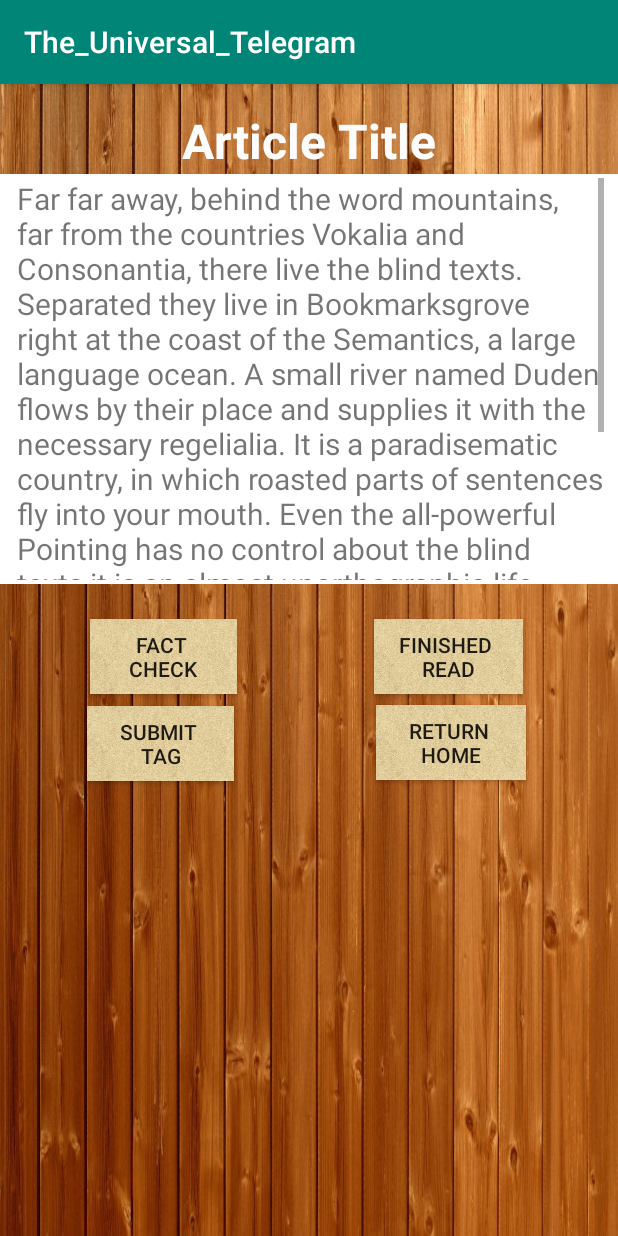
After one commit to lit-luscious-lion-luchadors/The-Universal-Telegram, an Android app: the SecondActivity screen opened directly, with no data from a screen before it, on a phone screen of 412 x 824 dp. The commit adds this screen. Run offline under Robolectric (Android 15) with nearby library versions, the phone set to English and light mode, and no system bars.

Commit message:
Article Page(second_activity) UI Complete  and MainActivity and SecondActivity Linked Via Buttons  - Korey Mansell

```diff
--- a/app/src/main/AndroidManifest.xml
+++ b/app/src/main/AndroidManifest.xml
@@ -16,6 +16,8 @@
                 <category android:name="android.intent.category.LAUNCHER" />
             </intent-filter>
         </activity>
+        <activity android:name=".SecondActivity">
+        </activity>
     </application>
 
 </manifest>
--- a/app/src/main/java/com/example/the_universal_telegram/MainActivity.java
+++ b/app/src/main/java/com/example/the_universal_telegram/MainActivity.java
@@ -1,13 +1,26 @@
 package com.example.the_universal_telegram;
 
+import android.content.Intent;
 import android.support.v7.app.AppCompatActivity;
 import android.os.Bundle;
+import android.view.View;
+import android.widget.Button;
 
 public class MainActivity extends AppCompatActivity {
+
+    Button articlePageButton;
 
     @Override
     protected void onCreate(Bundle savedInstanceState) {
         super.onCreate (savedInstanceState);
         setContentView (R.layout.activity_main);
+
+        articlePageButton  = (Button) findViewById(R.id.articlePageButton);
+
+        articlePageButton.setOnClickListener(new View.OnClickListener(){
+            public void onClick(View v){
+                startActivity(new Intent(MainActivity.this, SecondActivity.class));
+            }
+        });
     }
 }
--- /dev/null
+++ b/app/src/main/java/com/example/the_universal_telegram/SecondActivity.java
@@ -0,0 +1,31 @@
+package com.example.the_universal_telegram;
+
+import android.content.Intent;
+import android.graphics.drawable.Drawable;
+import android.os.Bundle;
+import android.support.v7.app.AppCompatActivity;
+import android.view.View;
+import android.widget.Button;
+import android.widget.ImageButton;
+import android.widget.ImageView;
+import android.widget.Toast;
+
+public class SecondActivity extends AppCompatActivity{
+
+    Button homeButton;
+
+    @Override
+    protected void onCreate(Bundle savedInstanceState) {
+        super.onCreate(savedInstanceState);
+        setContentView(R.layout.activity_second);
+
+        homeButton  = (Button) findViewById(R.id.home);
+
+        homeButton.setOnClickListener(new View.OnClickListener(){
+            public void onClick(View v){
+                startActivity(new Intent(SecondActivity.this, MainActivity.class));
+            }
+        });
+    }
+
+}
--- /dev/null
+++ b/app/src/main/res/layout-land/activity_second.xml
@@ -0,0 +1,100 @@
+<?xml version="1.0" encoding="utf-8"?>
+<RelativeLayout xmlns:android="http://schemas.android.com/apk/res/android"
+    xmlns:tools="http://schemas.android.com/tools"
+    android:layout_width="match_parent"
+    android:layout_height="match_parent"
+    tools:context=".SecondActivity"
+    android:background="@drawable/woodbackground">
+
+    <View
+        android:id="@+id/separator"
+        android:layout_width="691dp"
+        android:layout_height="155dp"
+        android:layout_marginTop="60dp"
+        android:background="@android:color/white"
+        android:visibility="visible" />
+
+    <TextView
+        android:id="@+id/title"
+        android:layout_width="match_parent"
+        android:layout_height="wrap_content"
+        android:layout_alignParentStart="true"
+        android:layout_alignParentTop="true"
+        android:layout_alignParentEnd="true"
+        android:layout_marginStart="0dp"
+        android:layout_marginTop="16dp"
+        android:layout_marginEnd="0dp"
+        android:layout_marginRight="3dp"
+        android:layout_marginLeft="3dp"
+        android:text="@string/article_title"
+        android:textStyle="bold"
+        android:textColor="#fcfcfc"
+        android:textSize="32sp"
+        android:gravity="center" />
+
+    <ScrollView
+        android:layout_width="wrap_content"
+        android:layout_height="150dp"
+        android:layout_below="@+id/title"
+        android:layout_alignParentStart="true"
+        android:layout_alignParentEnd="true"
+        android:layout_marginStart="11dp"
+        android:layout_marginTop="3dp"
+        android:layout_marginEnd="9dp">
+
+        <TextView
+            android:id="@+id/bodyText"
+            android:layout_width="wrap_content"
+            android:layout_height="wrap_content"
+            android:scrollbars="vertical"
+            android:layout_marginEnd="35dp"
+            android:text="@string/dummy_text"
+            android:textSize="20sp" />
+
+    </ScrollView>
+
+    <Button
+        android:id="@+id/factCheck"
+        android:layout_width="98dp"
+        android:layout_height="50dp"
+        android:layout_below="@+id/separator"
+        android:layout_alignParentStart="true"
+        android:layout_marginStart="43dp"
+        android:layout_marginTop="15dp"
+        android:background="@drawable/paperbackground"
+        android:text="@string/fact_check" />
+
+    <Button
+        android:id="@+id/finishedRead"
+        android:layout_width="99dp"
+        android:layout_height="50dp"
+        android:layout_below="@+id/separator"
+        android:layout_alignParentEnd="true"
+        android:layout_marginTop="15dp"
+        android:layout_marginEnd="178dp"
+        android:background="@drawable/paperbackground"
+        android:text="@string/finished_read" />
+
+    <Button
+        android:id="@+id/submitTag"
+        android:layout_width="98dp"
+        android:layout_height="50dp"
+        android:layout_below="@+id/separator"
+        android:layout_alignParentStart="true"
+        android:layout_marginStart="171dp"
+        android:layout_marginTop="15dp"
+        android:background="@drawable/paperbackground"
+        android:text="@string/submit_tag" />
+
+    <Button
+        android:id="@+id/home"
+        android:layout_width="100dp"
+        android:layout_height="50dp"
+        android:layout_below="@+id/separator"
+        android:layout_alignParentEnd="true"
+        android:layout_marginTop="15dp"
+        android:layout_marginEnd="51dp"
+        android:background="@drawable/paperbackground"
+        android:text="@string/return_home" />
+
+</RelativeLayout>
--- a/app/src/main/res/layout/activity_main.xml
+++ b/app/src/main/res/layout/activity_main.xml
@@ -6,13 +6,17 @@
     android:layout_height="match_parent"
     tools:context=".MainActivity">
 
-    <TextView
-        android:layout_width="wrap_content"
-        android:layout_height="wrap_content"
-        android:text="Hello World!"
+    <Button
+        android:id="@+id/articlePageButton"
+        android:layout_width="156dp"
+        android:layout_height="62dp"
+        android:layout_marginStart="8dp"
+        android:layout_marginTop="8dp"
+        android:layout_marginEnd="8dp"
+        android:layout_marginBottom="8dp"
+        android:text="Go To &#xA;Article Page"
         app:layout_constraintBottom_toBottomOf="parent"
-        app:layout_constraintLeft_toLeftOf="parent"
-        app:layout_constraintRight_toRightOf="parent"
+        app:layout_constraintEnd_toEndOf="parent"
+        app:layout_constraintStart_toStartOf="parent"
         app:layout_constraintTop_toTopOf="parent" />
-
 </android.support.constraint.ConstraintLayout>
--- /dev/null
+++ b/app/src/main/res/layout/activity_second.xml
@@ -0,0 +1,99 @@
+<?xml version="1.0" encoding="utf-8"?>
+<RelativeLayout xmlns:android="http://schemas.android.com/apk/res/android"
+    xmlns:tools="http://schemas.android.com/tools"
+    android:layout_width="match_parent"
+    android:layout_height="match_parent"
+    tools:context=".SecondActivity"
+    android:background="@drawable/woodbackground">
+
+    <View
+        android:id="@+id/separator"
+        android:layout_width="match_parent"
+        android:layout_height="273dp"
+        android:layout_marginTop="60dp"
+        android:background="@android:color/white"
+        android:visibility="visible" />
+
+    <TextView
+        android:id="@+id/title"
+        android:layout_width="match_parent"
+        android:layout_height="wrap_content"
+        android:layout_alignParentStart="true"
+        android:layout_alignParentTop="true"
+        android:layout_alignParentEnd="true"
+        android:layout_marginStart="0dp"
+        android:layout_marginTop="16dp"
+        android:layout_marginEnd="0dp"
+        android:layout_marginRight="3dp"
+        android:layout_marginLeft="3dp"
+        android:text="@string/article_title"
+        android:textStyle="bold"
+        android:textColor="#fcfcfc"
+        android:textSize="32sp"
+        android:gravity="center" />
+
+    <ScrollView
+        android:layout_width="391dp"
+        android:layout_height="268dp"
+        android:layout_below="@+id/title"
+        android:layout_alignParentStart="true"
+        android:layout_alignParentEnd="true"
+        android:layout_marginStart="11dp"
+        android:layout_marginTop="3dp"
+        android:layout_marginEnd="9dp">
+
+        <TextView
+            android:id="@+id/bodyText"
+            android:layout_width="wrap_content"
+            android:layout_height="wrap_content"
+            android:scrollbars="vertical"
+            android:text="@string/dummy_text"
+            android:textSize="20sp" />
+
+    </ScrollView>
+
+    <Button
+        android:id="@+id/factCheck"
+        android:layout_width="98dp"
+        android:layout_height="50dp"
+        android:layout_below="@+id/separator"
+        android:layout_alignParentStart="true"
+        android:layout_marginStart="60dp"
+        android:layout_marginTop="23dp"
+        android:text="@string/fact_check"
+        android:background="@drawable/paperbackground"/>
+
+    <Button
+        android:id="@+id/finishedRead"
+        android:layout_width="99dp"
+        android:layout_height="50dp"
+        android:layout_below="@+id/separator"
+        android:layout_alignParentEnd="true"
+        android:layout_marginTop="23dp"
+        android:layout_marginEnd="63dp"
+        android:text="@string/finished_read"
+        android:background="@drawable/paperbackground"/>
+
+    <Button
+        android:id="@+id/submitTag"
+        android:layout_width="98dp"
+        android:layout_height="50dp"
+        android:layout_below="@+id/factCheck"
+        android:layout_alignParentStart="true"
+        android:layout_marginStart="58dp"
+        android:layout_marginTop="8dp"
+        android:background="@drawable/paperbackground"
+        android:text="@string/submit_tag" />
+
+    <Button
+        android:id="@+id/home"
+        android:layout_width="100dp"
+        android:layout_height="50dp"
+        android:layout_below="@+id/finishedRead"
+        android:layout_alignParentEnd="true"
+        android:layout_marginTop="7dp"
+        android:layout_marginEnd="61dp"
+        android:background="@drawable/paperbackground"
+        android:text="@string/return_home" />
+
+</RelativeLayout>
--- a/app/src/main/res/values/strings.xml
+++ b/app/src/main/res/values/strings.xml
@@ -1,3 +1,9 @@
 <resources>
     <string name="app_name">The_Universal_Telegram</string>
+    <string name="article_title">Article Title</string>
+    <string name="fact_check">Fact \nCheck</string>
+    <string name="finished_read">Finished \nRead</string>
+    <string name="submit_tag">Submit \nTag</string>
+    <string name="return_home">Return \nHome</string>
+    <string name="dummy_text">Far far away, behind the word mountains, far from the countries Vokalia and Consonantia, there live the blind texts. Separated they live in Bookmarksgrove right at the coast of the Semantics, a large language ocean. A small river named Duden flows by their place and supplies it with the necessary regelialia. It is a paradisematic country, in which roasted parts of sentences fly into your mouth. Even the all-powerful Pointing has no control about the blind texts it is an almost unorthographic life One day however a small line of blind text by the name of Lorem Ipsum decided to leave for the far World of Grammar. The Big Oxmox advised her not to do so, because there were thousands of bad Commas, wild Question Marks and</string>
 </resources>
```
Also changed, not shown: app/src/main/res/drawable/paperbackground.jpg (added), app/src/main/res/drawable/woodbackground.jpg (added).
